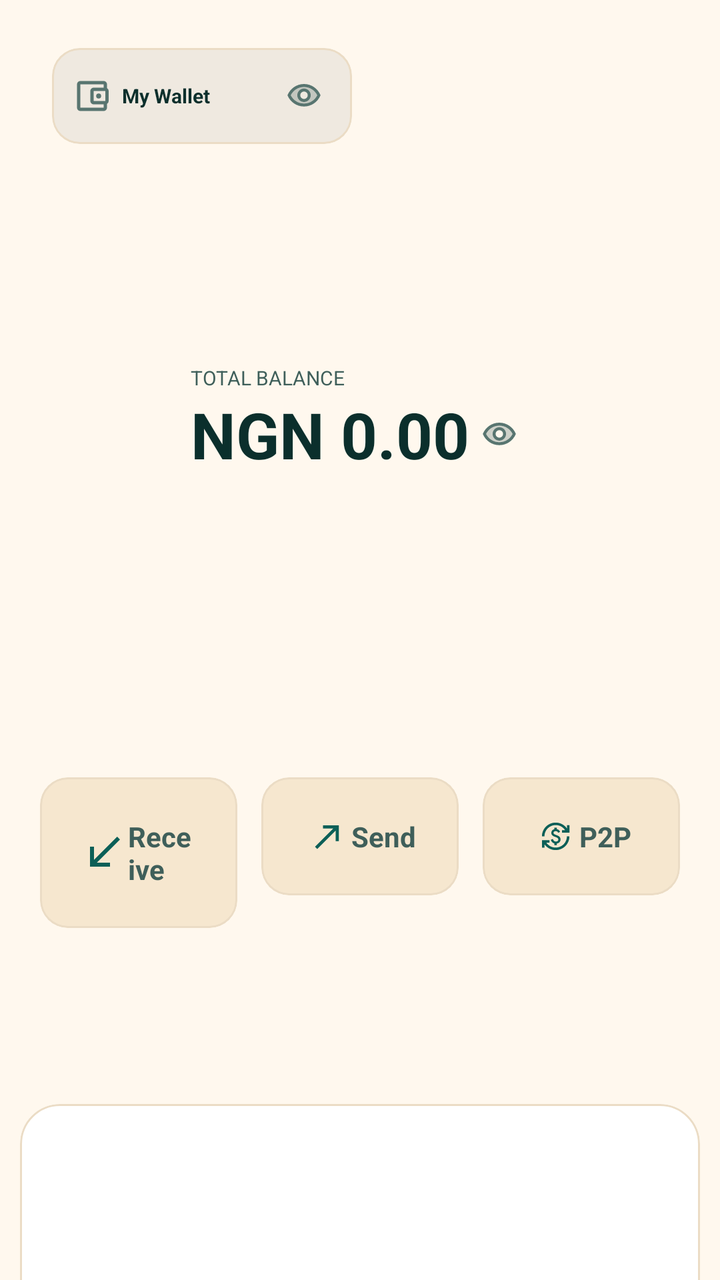
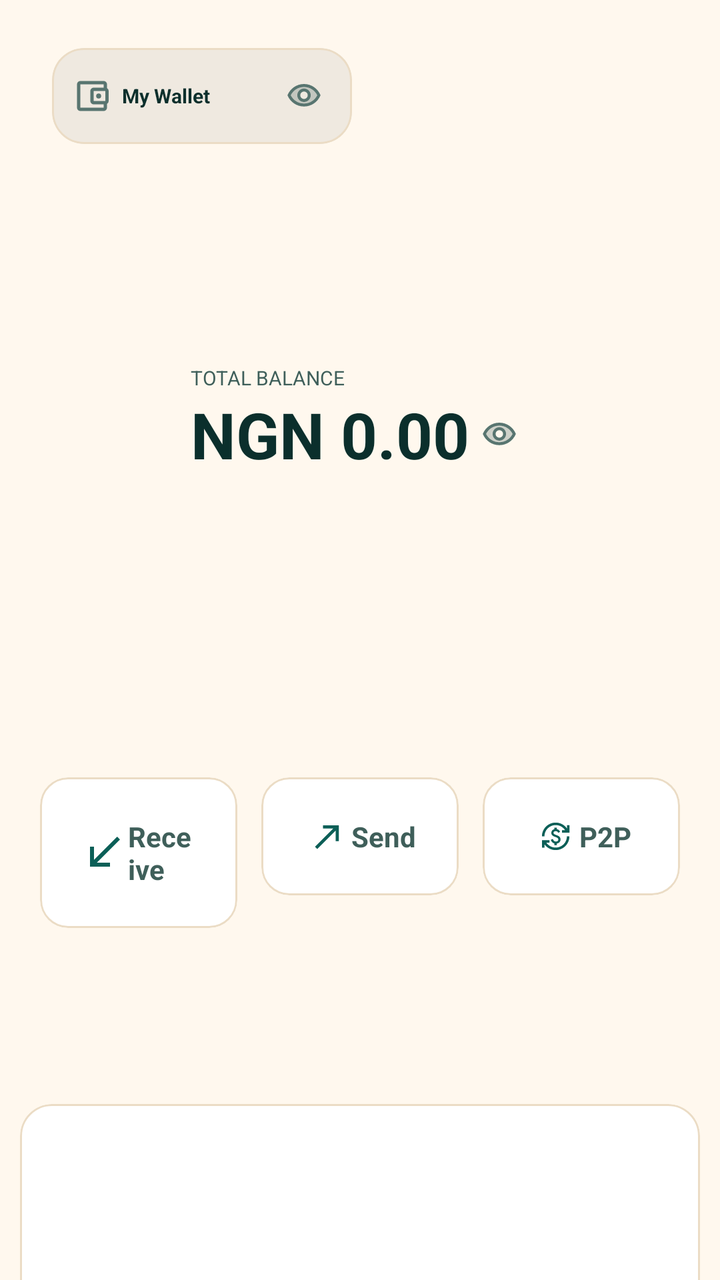

Compare the two renders of this Android layout. The source of the first and the diff that turns it into the second are given below.
<!-- AndroidManifest.xml: application theme AppTheme -->
<!-- res/layout/asset_fragment.xml -->
<androidx.coordinatorlayout.widget.CoordinatorLayout
	xmlns:android="http://schemas.android.com/apk/res/android"
	xmlns:app="http://schemas.android.com/apk/res-auto"
	xmlns:tools="http://schemas.android.com/tools"
	android:layout_width="match_parent"
	android:layout_height="match_parent"
	android:background="@android:color/transparent"
	android:id="@+id/_main">
	<com.google.android.material.appbar.AppBarLayout
		android:id="@+id/app_bar_layout2"
		android:layout_width="match_parent"
		android:layout_height="wrap_content"
		android:background="@android:color/transparent"
		app:elevation="0dp"
		android:stateListAnimator="@null">
		<com.google.android.material.appbar.CollapsingToolbarLayout
			android:id="@+id/collapsingtoolbar2"
			android:layout_width="match_parent"
			android:layout_height="wrap_content"
			app:contentScrim="@color/colorSurface"
			app:layout_scrollFlags="scroll|enterAlways|snap">
			<LinearLayout
				android:id="@+id/linear2"
				android:layout_width="match_parent"
				android:layout_height="wrap_content"
				android:paddingTop="24dp"
				android:paddingBottom="24dp"
				android:background="@android:color/transparent"
				android:orientation="vertical"
				android:paddingStart="20dp"
				android:paddingEnd="20dp"
				app:layout_collapseMode="parallax">
				<com.google.android.material.card.MaterialCardView
					android:id="@+id/cardview_switch_wallet"
					android:layout_width="wrap_content"
					android:layout_height="wrap_content"
					android:layout_marginLeft="6dp"
					app:cardBackgroundColor="@color/darkFaint10"
					app:cardCornerRadius="14dp"
					app:cardElevation="0dp"
					app:strokeWidth="1dp"
					app:strokeColor="@color/colorCardStroke">
					<LinearLayout
						android:id="@+id/linear_switch_wallet"
						android:layout_width="150dp"
						android:layout_height="wrap_content"
						android:padding="10dp"
						android:background="@color/darkFaint10"
						android:gravity="center_vertical"
						android:orientation="horizontal">
						<ImageView
							android:id="@+id/imageview6"
							android:layout_width="20dp"
							android:layout_height="20dp"
							android:layout_marginRight="5dp"
							android:src="@drawable/icon_account_balance_wallet_outline_"
							android:scaleType="centerInside"
							android:tint="@color/colorTextTertiary" />
						<TextView
							android:id="@+id/tv_active_wallet_label"
							android:layout_width="match_parent"
							android:layout_height="wrap_content"
							android:text="My Wallet"
							android:textSize="10sp"
							android:textStyle="bold"
							android:textColor="@color/colorTextPrimary"
							android:singleLine="true"
							android:layout_weight="1" />
						<ImageView
							android:id="@+id/imageview3"
							android:layout_width="28dp"
							android:layout_height="28dp"
							android:padding="5dp"
							android:src="@drawable/icon_visibility_twotone"
							android:scaleType="centerInside"
							app:tint="@color/colorTextTertiary" />
					</LinearLayout>
				</com.google.android.material.card.MaterialCardView>
				<LinearLayout
					android:id="@+id/linear7"
					android:layout_width="wrap_content"
					android:layout_height="wrap_content"
					android:layout_marginTop="110dp"
					android:layout_marginBottom="150dp"
					android:gravity="top"
					android:orientation="vertical"
					android:layout_gravity="center_horizontal|center_vertical">
					<TextView
						android:id="@+id/textview10"
						android:layout_width="wrap_content"
						android:layout_height="wrap_content"
						android:text="TOTAL BALANCE"
						android:textSize="10sp"
						android:textColor="@color/colorTextSecondary" />
					<LinearLayout
						android:id="@+id/linear54"
						android:layout_width="wrap_content"
						android:layout_height="wrap_content"
						android:gravity="center_vertical"
						android:orientation="horizontal"
						android:layout_weight="1">
						<TextView
							android:id="@+id/tv_fiat_value"
							android:layout_width="wrap_content"
							android:layout_height="wrap_content"
							android:gravity="center_vertical"
							android:text="NGN 0.00"
							android:textSize="32sp"
							android:textStyle="bold"
							android:textColor="@color/colorTextPrimary"
							android:singleLine="true" />
						<ImageView
							android:id="@+id/imageview4"
							android:layout_width="30dp"
							android:layout_height="match_parent"
							android:padding="6dp"
							android:src="@drawable/icon_visibility_twotone"
							android:scaleType="centerInside"
							app:tint="@color/colorTextTertiary" />
					</LinearLayout>
				</LinearLayout>
				<LinearLayout
					android:id="@+id/linear3"
					android:layout_width="match_parent"
					android:layout_height="wrap_content"
					android:orientation="horizontal">
					<com.google.android.material.card.MaterialCardView
						android:id="@+id/cardview1"
						android:layout_width="0dp"
						android:layout_height="wrap_content"
						app:cardBackgroundColor="@color/colorSurfaceRaised"
						android:layout_weight="1"
						android:layout_marginEnd="6dp"
						app:cardCornerRadius="14dp"
						app:cardElevation="0dp"
						app:strokeWidth="1dp"
						app:strokeColor="@color/colorCardStroke">
						<LinearLayout
							android:id="@+id/linear4"
							android:layout_width="match_parent"
							android:layout_height="wrap_content"
							android:padding="20dp"
							android:gravity="center_horizontal|center_vertical"
							android:orientation="horizontal">
							<ImageView
								android:id="@+id/imageview1"
								android:layout_width="24dp"
								android:layout_height="match_parent"
								android:src="@drawable/icon_call_received_twotone"
								android:scaleType="centerInside"
								app:tint="@color/colorAccent" />
							<TextView
								android:id="@+id/textview4"
								android:layout_width="wrap_content"
								android:layout_height="wrap_content"
								android:text="Receive"
								android:textSize="14sp"
								android:textStyle="bold"
								android:textColor="@color/colorTextSecondary" />
						</LinearLayout>
					</com.google.android.material.card.MaterialCardView>
					<com.google.android.material.card.MaterialCardView
						android:id="@+id/cardview2"
						android:layout_width="0dp"
						android:layout_height="wrap_content"
						app:cardBackgroundColor="@color/colorSurfaceRaised"
						android:layout_weight="1"
						android:layout_marginStart="6dp"
						android:layout_marginEnd="6dp"
						app:cardCornerRadius="14dp"
						app:cardElevation="0dp"
						app:strokeWidth="1dp"
						app:strokeColor="@color/colorCardStroke">
						<LinearLayout
							android:id="@+id/linear5"
							android:layout_width="match_parent"
							android:layout_height="wrap_content"
							android:padding="20dp"
							android:gravity="center_horizontal|center_vertical"
							android:orientation="horizontal">
							<ImageView
								android:id="@+id/imageview2"
								android:layout_width="24dp"
								android:layout_height="match_parent"
								android:src="@drawable/icon_call_made_twotone"
								android:scaleType="centerInside"
								app:tint="@color/colorAccent" />
							<TextView
								android:id="@+id/textview5"
								android:layout_width="wrap_content"
								android:layout_height="wrap_content"
								android:text="Send"
								android:textSize="14sp"
								android:textStyle="bold"
								android:textColor="@color/colorTextSecondary" />
						</LinearLayout>
					</com.google.android.material.card.MaterialCardView>
					<com.google.android.material.card.MaterialCardView
						android:id="@+id/cardview3"
						android:layout_width="0dp"
						android:layout_height="wrap_content"
						app:cardBackgroundColor="@color/colorSurfaceRaised"
						android:layout_weight="1"
						android:layout_marginStart="6dp"
						app:cardCornerRadius="14dp"
						app:cardElevation="0dp"
						app:strokeWidth="1dp"
						app:strokeColor="@color/colorCardStroke">
						<LinearLayout
							android:id="@+id/linear6"
							android:layout_width="match_parent"
							android:layout_height="wrap_content"
							android:padding="20dp"
							android:gravity="center_horizontal|center_vertical"
							android:orientation="horizontal">
							<ImageView
								android:id="@+id/imageview5"
								android:layout_width="24dp"
								android:layout_height="match_parent"
								android:padding="2dp"
								android:src="@drawable/icon_currency_exchange_twotone"
								android:scaleType="centerInside"
								app:tint="@color/colorAccent" />
							<TextView
								android:id="@+id/textview6"
								android:layout_width="wrap_content"
								android:layout_height="wrap_content"
								android:text="P2P"
								android:textSize="14sp"
								android:textStyle="bold"
								android:textColor="@color/colorTextSecondary" />
						</LinearLayout>
					</com.google.android.material.card.MaterialCardView>
				</LinearLayout>
			</LinearLayout>
		</com.google.android.material.appbar.CollapsingToolbarLayout>
		<com.google.android.material.tabs.TabLayout
			android:id="@+id/tablayout1"
			android:layout_width="match_parent"
			android:layout_height="50dp"
			android:layout_marginLeft="70dp"
			android:layout_marginRight="70dp"
			android:background="@android:color/transparent"
			app:tabGravity="fill"
			app:tabIndicatorColor="@color/colorAccent"
			app:tabIndicatorHeight="3dp"
			app:tabMode="fixed"
			app:tabSelectedTextColor="@color/colorTextPrimaryWhite"
			app:tabTextAppearance="@android:style/TextAppearance.Widget.TabWidget"
			app:tabTextColor="@color/colorTextTertiary" />
	</com.google.android.material.appbar.AppBarLayout>
	<com.google.android.material.card.MaterialCardView
		android:id="@+id/cardview16"
		android:layout_width="match_parent"
		android:layout_height="match_parent"
		android:layout_marginLeft="10dp"
		android:layout_marginTop="14dp"
		android:layout_marginRight="10dp"
		android:layout_marginBottom="10dp"
		app:cardBackgroundColor="@color/colorSurface"
		app:cardCornerRadius="20dp"
		app:cardElevation="0dp"
		app:strokeWidth="1dp"
		app:strokeColor="@color/colorCardStroke"
		app:layout_behavior="@string/appbar_scrolling_view_behavior">
		<androidx.viewpager2.widget.ViewPager2
			android:id="@+id/viewpager1"
			android:layout_width="match_parent"
			android:layout_height="match_parent"
			android:background="@android:color/transparent" />
	</com.google.android.material.card.MaterialCardView>
</androidx.coordinatorlayout.widget.CoordinatorLayout>
<!-- resources referenced by this layout -->
<resources>
  <color name="colorAccent">#0B5F57</color>
  <color name="colorCardStroke">#EBDCC5</color>
  <color name="colorSurface">#FFFFFF</color>
  <color name="colorSurfaceRaised">#F6E7CF</color>
  <color name="colorTextPrimary">#0B2F2C</color>
  <color name="colorTextPrimaryWhite">#FFFFFF</color>
  <color name="colorTextSecondary">#3F5F5A</color>
  <color name="colorTextTertiary">#587570</color>
  <color name="darkFaint10">#08000000</color>
  <!-- drawable icon_call_made_twotone (drawable-xhdpi) -->
  <?xml version='1.0' encoding='UTF-8' standalone='yes' ?>
  <vector xmlns:android="http://schemas.android.com/apk/res/android" android:width="48dp" android:height="48dp" android:viewportWidth="24.0" android:viewportHeight="24.0"><path android:pathData="M5.41 20L17 8.41V15h2V5H9v2h6.59L4 18.59z" android:fillColor="#FFFFFF" /></vector>
  <!-- drawable icon_call_received_twotone (drawable-xhdpi) -->
  <?xml version='1.0' encoding='UTF-8' standalone='yes' ?>
  <vector xmlns:android="http://schemas.android.com/apk/res/android" android:width="48dp" android:height="48dp" android:viewportWidth="24.0" android:viewportHeight="24.0"><path android:pathData="M15 17H8.41L20 5.41L18.59 4L7 15.59V9H5v10h10z" android:fillColor="#FFFFFF" /></vector>
  <style name="HarvanaPopupMenu" parent="Widget.MaterialComponents.PopupMenu">
          <item name="android:popupBackground">@drawable/bg_popup_menu</item>
          <item name="android:popupElevation">10dp</item>
      </style>
  <style name="HarvanaSpinner" parent="Widget.AppCompat.Spinner">
          <item name="android:popupBackground">@color/colorSurface</item>
          <item name="android:dropDownSelector">@color/colorAccentRipple</item>
      </style>
  <!-- drawable ic_nav_back (drawable) -->
  <?xml version="1.0" encoding="utf-8"?>
  <vector xmlns:android="http://schemas.android.com/apk/res/android"
      android:width="24dp" android:height="24dp" android:viewportWidth="24" android:viewportHeight="24"
      android:autoMirrored="true"
      android:tint="?attr/colorControlNormal">
      <path android:fillColor="#FFFFFFFF" android:pathData="M20,11H7.83l5.59,-5.59L12,4l-8,8 8,8 1.41,-1.41L7.83,13H20v-2z" />
  </vector>
  <style name="HarvanaTextView" parent="android:Widget.TextView">
          <item name="android:textColor">@color/colorTextPrimary</item>
      </style>
  <color name="colorBackground">#FFF8EE</color>
  <color name="colorTextOnAccent">#FFFFFF</color>
  <color name="colorAccentDark">#084A44</color>
  <color name="colorError">#C8443F</color>
  <color name="colorControlNormal">#587570</color>
  <color name="colorAccentRipple">#1A0B5F57</color>
  <color name="colorAccentStroke">#330B5F57</color>
  <color name="colorAccentStrong">#053D3A</color>
  <!-- drawable bg_popup_menu (drawable) -->
  <?xml version="1.0" encoding="utf-8"?>
  <shape xmlns:android="http://schemas.android.com/apk/res/android" android:shape="rectangle">
      <solid android:color="@color/colorPopupSurface" />
      <stroke android:width="1dp" android:color="@color/colorCardStroke" />
      <corners android:radius="14dp" />
  </shape>
  <style name="HarvanaDialogButton" parent="Widget.MaterialComponents.Button.TextButton.Dialog">
          <item name="android:textColor">@color/colorAccent</item>
          <item name="android:minHeight">48dp</item>
      </style>
  <style name="HarvanaBottomSheetStyle" parent="Widget.MaterialComponents.BottomSheet.Modal">
          <item name="backgroundTint">?attr/colorSurface</item>
          <item name="shapeAppearanceOverlay">@style/HarvanaBottomSheetShape</item>
      </style>
  <color name="colorPopupSurface">#F6E9D2</color>
  <style name="HarvanaBottomSheetShape" parent="">
          <item name="cornerFamily">rounded</item>
          <item name="cornerSizeTopLeft">20dp</item>
          <item name="cornerSizeTopRight">20dp</item>
          <item name="cornerSizeBottomLeft">0dp</item>
          <item name="cornerSizeBottomRight">0dp</item>
      </style>
  <!-- unchanged entries left out for length: 8 -->
</resources>

<!-- the commit's change to res/layout/asset_fragment.xml (unified diff, before → after) -->
@@ -36,7 +36,7 @@
 					android:layout_height="wrap_content"
 					android:layout_marginLeft="6dp"
 					app:cardBackgroundColor="@color/darkFaint10"
-					app:cardCornerRadius="14dp"
+					app:cardCornerRadius="16dp"
 					app:cardElevation="0dp"
 					app:strokeWidth="1dp"
 					app:strokeColor="@color/colorCardStroke">
@@ -128,7 +128,7 @@
 						android:id="@+id/cardview1"
 						android:layout_width="0dp"
 						android:layout_height="wrap_content"
-						app:cardBackgroundColor="@color/colorSurfaceRaised"
+						app:cardBackgroundColor="@color/colorSurface"
 						android:layout_weight="1"
 						android:layout_marginEnd="6dp"
 						app:cardCornerRadius="14dp"
@@ -163,7 +163,7 @@
 						android:id="@+id/cardview2"
 						android:layout_width="0dp"
 						android:layout_height="wrap_content"
-						app:cardBackgroundColor="@color/colorSurfaceRaised"
+						app:cardBackgroundColor="@color/colorSurface"
 						android:layout_weight="1"
 						android:layout_marginStart="6dp"
 						android:layout_marginEnd="6dp"
@@ -199,7 +199,7 @@
 						android:id="@+id/cardview3"
 						android:layout_width="0dp"
 						android:layout_height="wrap_content"
-						app:cardBackgroundColor="@color/colorSurfaceRaised"
+						app:cardBackgroundColor="@color/colorSurface"
 						android:layout_weight="1"
 						android:layout_marginStart="6dp"
 						app:cardCornerRadius="14dp"
@@ -258,7 +258,7 @@
 		android:layout_marginRight="10dp"
 		android:layout_marginBottom="10dp"
 		app:cardBackgroundColor="@color/colorSurface"
-		app:cardCornerRadius="20dp"
+		app:cardCornerRadius="16dp"
 		app:cardElevation="0dp"
 		app:strokeWidth="1dp"
 		app:strokeColor="@color/colorCardStroke"
<!-- resource entries referenced after the edit -->
@@ -3,7 +3,6 @@
   <color name="colorAccent">#0B5F57</color>
   <color name="colorCardStroke">#EBDCC5</color>
   <color name="colorSurface">#FFFFFF</color>
-  <color name="colorSurfaceRaised">#F6E7CF</color>
   <color name="colorTextPrimary">#0B2F2C</color>
   <color name="colorTextPrimaryWhite">#FFFFFF</color>
   <color name="colorTextSecondary">#3F5F5A</color>
@@ -57,7 +56,7 @@
           <item name="backgroundTint">?attr/colorSurface</item>
           <item name="shapeAppearanceOverlay">@style/HarvanaBottomSheetShape</item>
       </style>
-  <color name="colorPopupSurface">#F6E9D2</color>
+  <color name="colorPopupSurface">@color/colorSurface</color>
   <style name="HarvanaBottomSheetShape" parent="">
           <item name="cornerFamily">rounded</item>
           <item name="cornerSizeTopLeft">20dp</item>
